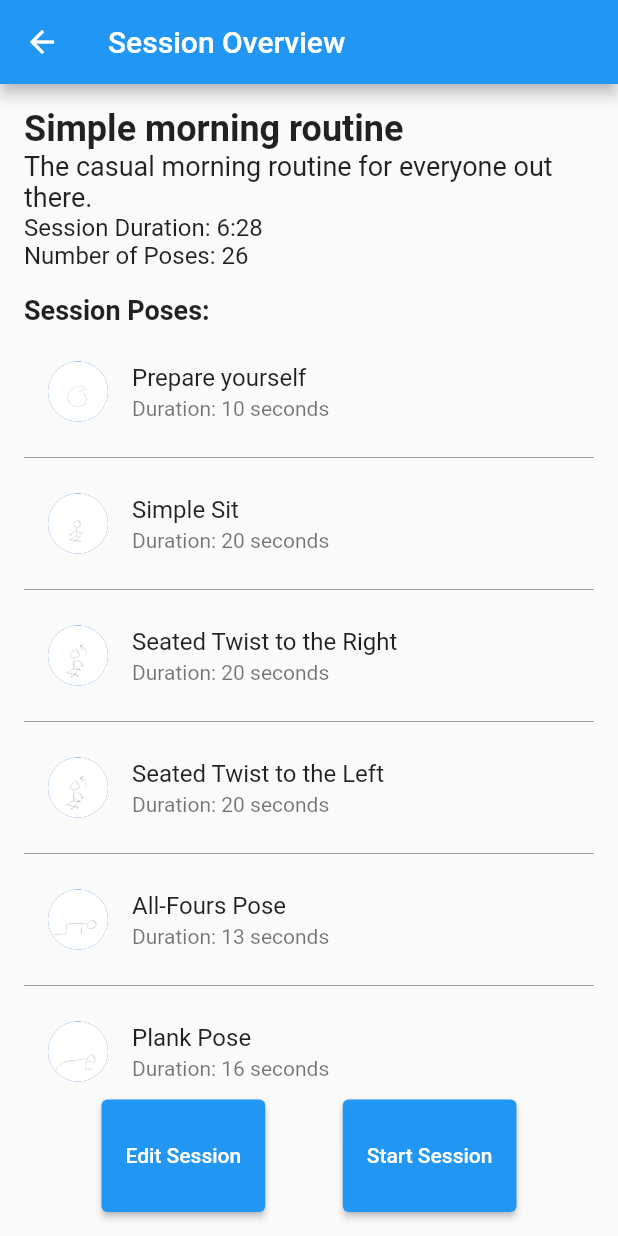
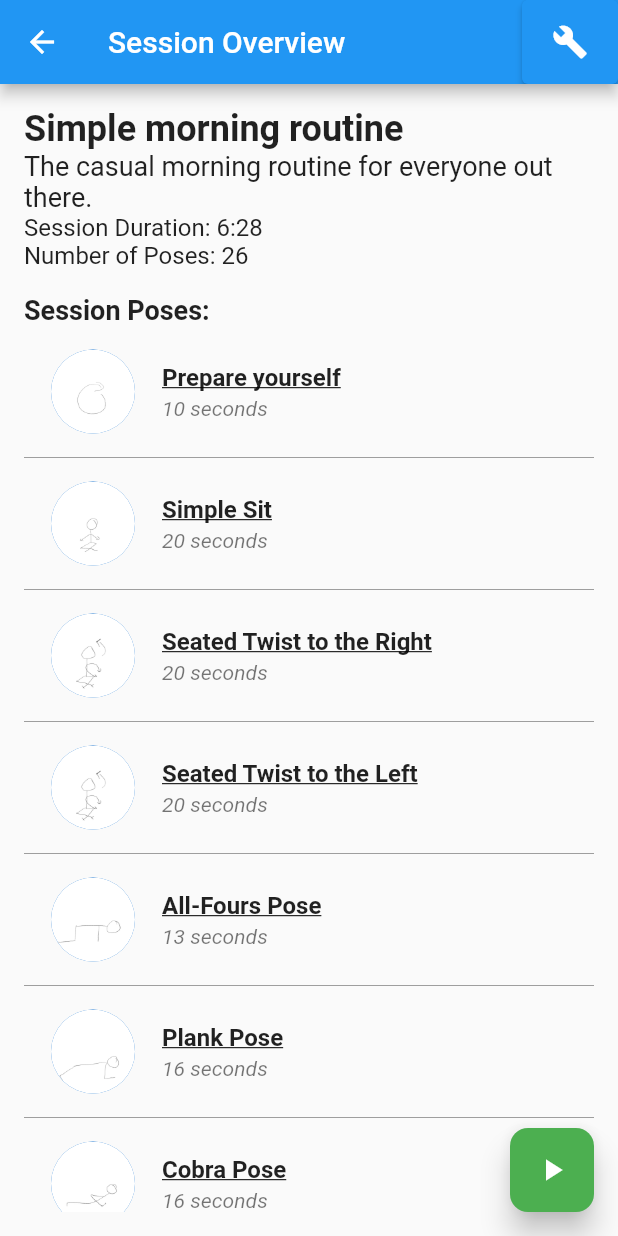
Before and after one commit to SeardnaSchmid/yoga-instructor, a Flutter app: the screen it shows after launch, after a tap on "Simple morning routine", on a phone screen of 412 x 824 dp. Run offline on Flutter 3.47's test engine with Material 2 defaults, Android fonts, the phone set to English and light mode, and no system bars; our stand-ins replace audioplayers, circular_countdown_timer, shared_preferences, wakelock.

Commit message:
fixes all ui fuck ups

```diff
--- a/lib/screens/session_overview.screen.dart
+++ b/lib/screens/session_overview.screen.dart
@@ -40,6 +40,19 @@ class SessionOverviewScreen extends StatelessWidget {
         return Scaffold(
           appBar: AppBar(
             title: const Text('Session Overview'),
+            actions: [
+              ElevatedButton(
+                onPressed: () {
+                  Navigator.push(
+                    context,
+                    MaterialPageRoute(
+                      builder: (context) => SessionEditScreen(session: session),
+                    ),
+                  );
+                },
+                child: const Icon(Icons.build),
+              ),
+            ],
           ),
           body: Container(
             padding: const EdgeInsets.all(16.0),
@@ -81,7 +94,7 @@ class SessionOverviewScreen extends StatelessWidget {
                       itemBuilder: (context, index) {
                         var pose = session.poses[index];
                         var action = AvailableYogaActions.getAction(pose.actionId);
-                      return GestureDetector(
+                        return ListTile(
                           onTap: () {
                             showDialog(
                               context: context,
@@ -93,39 +106,31 @@ class SessionOverviewScreen extends StatelessWidget {
                               ),
                             );
                           },
-                        child: ListTile(
                           leading: CircleAvatar(
                             backgroundImage: AssetImage(action.image),
+                            radius: 30.0,
                           ),
-                          title: Text(action.name),
-                          subtitle: Text('Duration: ${pose.duration ?? action.defaultDuration} seconds'),
+                          title: Text(
+                            action.name,
+                            style: const TextStyle(
+                              fontWeight: FontWeight.bold,
+                              decoration: TextDecoration.underline,
+                            ),
+                          ),
+                          subtitle: Text(
+                            '${pose.duration ?? action.defaultDuration} seconds',
+                            style: const TextStyle(
+                              fontStyle: FontStyle.italic,
+                            ),
                           ),
                         );
-                    },
+                      }
                   ),
                 ),
-                Align(
-                  alignment: Alignment.bottomCenter,
-                  child: Row(
-                    mainAxisAlignment: MainAxisAlignment.spaceEvenly,
-                    children: [
-                      SizedBox(
-                        height: 75,
-                        child: ElevatedButton(
-                          onPressed: () {
-                            Navigator.push(
-                              context,
-                              MaterialPageRoute(
-                                builder: (context) => SessionEditScreen(session: session),
-                              ),
-                            );
-                          },
-                          child: const Text('Edit Session'),
+              ],
             ),
           ),
-                      SizedBox(
-                        height: 75,
-                        child: ElevatedButton(
+            floatingActionButton: FloatingActionButton(
               onPressed: () {
                 Navigator.push(
                   context,
@@ -134,13 +139,12 @@ class SessionOverviewScreen extends StatelessWidget {
                   ),
                 );
               },
-                          child: const Text('Start Session'),
-                        ),
-                      ),
-                    ],
-                  ),
-                ),
-              ],
+              child: const Icon(Icons.play_arrow),
+              backgroundColor: Colors.green, // Customize the background color
+              foregroundColor: Colors.white, // Customize the icon color
+              elevation: 8.0, // Increase the elevation for a raised effect
+              shape: RoundedRectangleBorder(
+                borderRadius: BorderRadius.circular(12.0), // Customize the button shape if desired
               ),
             ),
         );
--- a/lib/screens/sessions_list.screen.dart
+++ b/lib/screens/sessions_list.screen.dart
@@ -56,7 +56,8 @@ class SessionsListScreen extends StatelessWidget {
                   '$sessionMinutes:${sessionSeconds.toString().padLeft(2, '0')}';
 
               return Dismissible(
-                key: Key(session.id), // Unique key for each session
+                key: Key(session.id),
+                direction: DismissDirection.endToStart,
                 confirmDismiss: (_) async {
                   return await showDialog(
                     context: context,
```
Also changed, not shown: lib/screens/session_edit.screen.dart (+102 -64 lines). Lines whose indentation alone changed are shown as unchanged.
